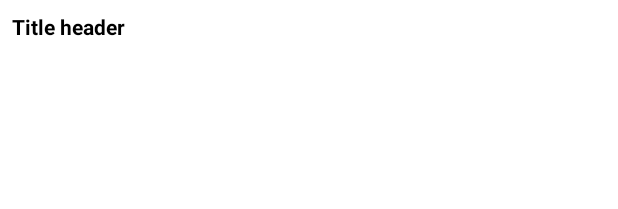
After one commit to dkutko/MVP-RX, an Android app: the layout item_title.xml on its own in the app's theme, with its tools: preview values and no code run, on a phone screen of 412 x 824 dp. The commit adds this screen. Shown: the top 209 px of the screen. Run offline under Robolectric (Android 15) with nearby library versions, the phone set to English and light mode, and no system bars.

Commit message:
add title "All Users"

```diff
--- a/app/src/main/java/com/petproj/mvprx/adapter/UserModel.kt
+++ b/app/src/main/java/com/petproj/mvprx/adapter/UserModel.kt
@@ -15,7 +15,7 @@ import kotlinx.android.synthetic.main.user_item.view.*
 abstract class UserModel: EpoxyModelWithHolder<UserModel.UserHolder>() {
 
     @EpoxyAttribute
-    var name: CharSequence? = ""
+    var name: String? = ""
     @EpoxyAttribute
     var about: String? = ""
 
--- a/app/src/main/java/com/petproj/mvprx/ui/fragments/UserListFragment.kt
+++ b/app/src/main/java/com/petproj/mvprx/ui/fragments/UserListFragment.kt
@@ -8,6 +8,7 @@ import androidx.fragment.app.Fragment
 import com.petproj.mvprx.R
 import com.petproj.mvprx.adapter.user
 import com.petproj.mvprx.entity.User
+import com.petproj.mvprx.title
 import com.petproj.mvprx.ui.presenters.UserListPresenter
 import kotlinx.android.synthetic.main.fragment_user_list.*
 
@@ -30,6 +31,11 @@ class UserListFragment : Fragment(), UserListPresenter.IUserList {
 
     override fun updateUserList(list: MutableList<User>) {
         rvUsers.withModels {
+            // First title
+            title {
+                id("id")
+                title("All Users")
+            }
             list.forEach {
                 user{
                     id(hashCode())
--- /dev/null
+++ b/app/src/main/res/layout/item_title.xml
@@ -0,0 +1,25 @@
+<?xml version="1.0" encoding="utf-8"?>
+<layout xmlns:android="http://schemas.android.com/apk/res/android"
+    xmlns:tools="http://schemas.android.com/tools">
+
+    <data>
+        <variable
+            name="title"
+            type="String" />
+    </data>
+
+    <LinearLayout
+        android:orientation="vertical"
+        android:layout_width="match_parent"
+        android:layout_height="wrap_content">
+
+        <com.google.android.material.textview.MaterialTextView
+            android:padding="8dp"
+            android:text="@{title}"
+            android:textStyle="bold"
+            android:textColor="@color/black"
+            tools:text="Title header"
+            android:layout_width="match_parent"
+            android:layout_height="wrap_content" />
+    </LinearLayout>
+</layout>
--- a/app/src/main/res/layout/user_item.xml
+++ b/app/src/main/res/layout/user_item.xml
@@ -2,7 +2,7 @@
 <androidx.constraintlayout.widget.ConstraintLayout xmlns:android="http://schemas.android.com/apk/res/android"
     xmlns:app="http://schemas.android.com/apk/res-auto"
     xmlns:tools="http://schemas.android.com/tools"
-    android:layout_width="match_parent"
+    android:layout_width="wrap_content"
     android:layout_height="wrap_content">
 
     <TextView
@@ -12,6 +12,7 @@
         android:layout_margin="10dp"
         android:textColor="@android:color/black"
         app:layout_constraintBottom_toBottomOf="parent"
+        app:layout_constraintEnd_toEndOf="parent"
         app:layout_constraintStart_toStartOf="parent"
         app:layout_constraintTop_toTopOf="parent"
         tools:text="DATA" />
--- a/build.gradle
+++ b/build.gradle
@@ -4,6 +4,7 @@ buildscript {
     repositories {
         google()
         mavenCentral()
+        maven { url 'https://jitpack.io' }
     }
     dependencies {
         classpath "com.android.tools.build:gradle:4.2.2"
@@ -18,6 +19,7 @@ allprojects {
     repositories {
         google()
         mavenCentral()
+        maven { url 'https://jitpack.io' }
          // Warning: this repository is going to shut down soon
     }
 }
```
Also changed, not shown: app/build.gradle (+8 -3 lines), app/src/main/java/com/petproj/mvprx/adapter/Config.kt (added, +9 -0 lines).
